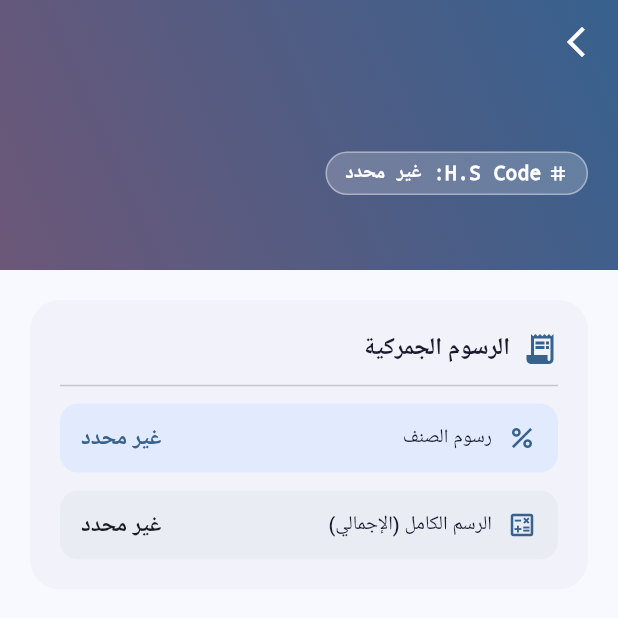
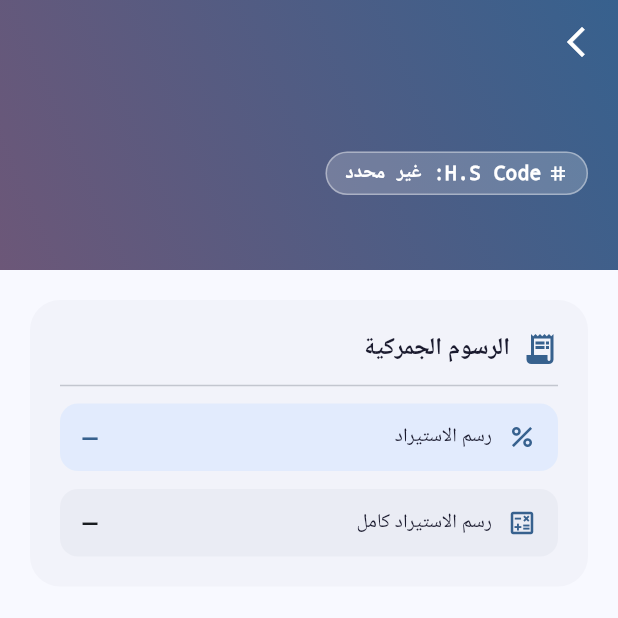
Before and after one commit to waeldrwish/tariff-app, a Flutter app: the ItemDetailsScreen screen opened directly with empty values, on a phone screen of 412 x 824 dp, the top half of it. Run offline on Flutter 3.47's test engine with Material 3 defaults, Android fonts, the phone set to English and light mode, and no system bars; drawn by our look-alikes of flutter_animate; our stand-ins replace file_picker, google_fonts, shimmer, sqflite; missing offline and left inert: excel, syncfusion_flutter_pdf; accounts and stored records are empty; Roboto replaces fonts that are missing (Cairo).

Commit message:
تعديل شكل البيانات

```diff
--- a/mobile/lib/models/tariff_item.dart
+++ b/mobile/lib/models/tariff_item.dart
@@ -2,8 +2,12 @@ class TariffItem {
   final int id;
   final String hsCode;
   final String itemName;
-  final String dutyRate;
-  final String totalFees;
+  final String dutyRate;       // رسم الاستيراد
+  final String serviceFee;     // بدل خدمات
+  final String totalFees;      // رسم الاستيراد كامل
+  final String unitType;       // نوع الوحدة
+  final String exportDuty;     // رسم التصدير
+  final String exportServiceFee; // رسم خدمات تصدير $ للطن
   final String description;
 
   const TariffItem({
@@ -11,7 +15,11 @@ class TariffItem {
     required this.hsCode,
     required this.itemName,
     required this.dutyRate,
+    required this.serviceFee,
     required this.totalFees,
+    required this.unitType,
+    required this.exportDuty,
+    required this.exportServiceFee,
     required this.description,
   });
 
@@ -20,7 +28,11 @@ class TariffItem {
         hsCode: json['hs_code'] as String? ?? '',
         itemName: json['item_name'] as String? ?? '',
         dutyRate: json['duty_rate'] as String? ?? '',
+        serviceFee: json['service_fee'] as String? ?? '',
         totalFees: json['total_fees'] as String? ?? '',
+        unitType: json['unit_type'] as String? ?? '',
+        exportDuty: json['export_duty'] as String? ?? '',
+        exportServiceFee: json['export_service_fee'] as String? ?? '',
         description: json['description'] as String? ?? '',
       );
 
@@ -29,7 +41,11 @@ class TariffItem {
         'hs_code': hsCode,
         'item_name': itemName,
         'duty_rate': dutyRate,
+        'service_fee': serviceFee,
         'total_fees': totalFees,
+        'unit_type': unitType,
+        'export_duty': exportDuty,
+        'export_service_fee': exportServiceFee,
         'description': description,
       };
 }
--- a/mobile/lib/screens/item_details_screen.dart
+++ b/mobile/lib/screens/item_details_screen.dart
@@ -165,17 +165,53 @@ class _FeesCard extends StatelessWidget {
             const Divider(height: 24),
             _FeeRow(
               icon: Icons.percent,
-              label: 'رسوم الصنف',
-              value: item.dutyRate.isEmpty ? 'غير محدد' : item.dutyRate,
+              label: 'رسم الاستيراد',
+              value: item.dutyRate.isEmpty ? '—' : item.dutyRate,
               highlight: true,
             ),
+            if (item.serviceFee.isNotEmpty) ...[
+              const SizedBox(height: 12),
+              _FeeRow(
+                icon: Icons.miscellaneous_services_outlined,
+                label: 'بدل الخدمات',
+                value: item.serviceFee,
+                highlight: false,
+              ),
+            ],
             const SizedBox(height: 12),
             _FeeRow(
               icon: Icons.calculate_outlined,
-              label: 'الرسم الكامل (الإجمالي)',
-              value: item.totalFees.isEmpty ? 'غير محدد' : item.totalFees,
+              label: 'رسم الاستيراد كامل',
+              value: item.totalFees.isEmpty ? '—' : item.totalFees,
               highlight: false,
             ),
+            if (item.unitType.isNotEmpty) ...[
+              const SizedBox(height: 12),
+              _FeeRow(
+                icon: Icons.straighten_outlined,
+                label: 'نوع الوحدة',
+                value: item.unitType,
+                highlight: false,
+              ),
+            ],
+            if (item.exportDuty.isNotEmpty) ...[
+              const SizedBox(height: 12),
+              _FeeRow(
+                icon: Icons.output_outlined,
+                label: 'رسم التصدير',
+                value: item.exportDuty,
+                highlight: false,
+              ),
+            ],
+            if (item.exportServiceFee.isNotEmpty) ...[
+              const SizedBox(height: 12),
+              _FeeRow(
+                icon: Icons.local_shipping_outlined,
+                label: 'رسم خدمات التصدير \$ / الطن',
+                value: item.exportServiceFee,
+                highlight: false,
+              ),
+            ],
           ],
         ),
       ),
--- a/mobile/lib/services/excel_import_service.dart
+++ b/mobile/lib/services/excel_import_service.dart
@@ -9,7 +9,8 @@ class ExcelImportService {
   static const _headerWords = {
     'hs', 'code', 'رقم', 'بند', 'item', 'اسم', 'duty', 'rate',
     'fees', 'الصنف', 'الرسم', 'رسوم', 'إجمالي', 'وصف', 'description',
-    'رسم', 'نسبة', 'البيان', 'total', 'الرسوم',
+    'رسم', 'نسبة', 'البيان', 'total', 'الرسوم', 'المادة', 'الاسم',
+    'بدل', 'خدمات', 'نوع', 'الوحدة', 'تصدير', 'استيراد', 'كامل',
   };
 
   Future<List<Map<String, String>>> parse(
@@ -82,9 +83,12 @@ class ExcelImportService {
     out.add({
       'hs_code': hsCode,
       'item_name': _get(parts, hsIdx + 1),
-      'duty_rate': _get(parts, hsIdx + 2),
-      'total_fees': _get(parts, hsIdx + 3),
-      'description': _get(parts, hsIdx + 4),
+      'duty_rate': _get(parts, hsIdx + 2),        // رسم الاستيراد
+      'service_fee': _get(parts, hsIdx + 3),      // بدل خدمات
+      'total_fees': _get(parts, hsIdx + 4),       // رسم الاستيراد كامل
+      'unit_type': _get(parts, hsIdx + 5),        // نوع الوحدة
+      'export_duty': _get(parts, hsIdx + 6),      // رسم التصدير
+      'export_service_fee': _get(parts, hsIdx + 7), // رسم خدمات تصدير
     });
   }
 
--- a/mobile/lib/services/pdf_import_service.dart
+++ b/mobile/lib/services/pdf_import_service.dart
@@ -12,7 +12,8 @@ class PdfImportService {
   static const _headerWords = {
     'hs', 'code', 'رقم', 'بند', 'item', 'اسم', 'duty', 'rate',
     'fees', 'الصنف', 'الرسم', 'رسوم', 'إجمالي', 'وصف', 'description',
-    'رسم', 'نسبة', 'البيان', 'total', 'الرسوم',
+    'رسم', 'نسبة', 'البيان', 'total', 'الرسوم', 'المادة', 'الاسم',
+    'بدل', 'خدمات', 'نوع', 'الوحدة', 'تصدير', 'استيراد', 'كامل',
   };
 
   Future<List<Map<String, String>>> parse(
@@ -131,9 +132,12 @@ class PdfImportService {
     out.add({
       'hs_code': hsCode,
       'item_name': _get(parts, hsIdx + 1),
-      'duty_rate': _get(parts, hsIdx + 2),
-      'total_fees': _get(parts, hsIdx + 3),
-      'description': _get(parts, hsIdx + 4),
+      'duty_rate': _get(parts, hsIdx + 2),        // رسم الاستيراد
+      'service_fee': _get(parts, hsIdx + 3),      // بدل خدمات
+      'total_fees': _get(parts, hsIdx + 4),       // رسم الاستيراد كامل
+      'unit_type': _get(parts, hsIdx + 5),        // نوع الوحدة
+      'export_duty': _get(parts, hsIdx + 6),      // رسم التصدير
+      'export_service_fee': _get(parts, hsIdx + 7), // رسم خدمات تصدير
     });
   }
 
```
Also changed, not shown: mobile/lib/services/local_db_service.dart (+24 -8 lines).
